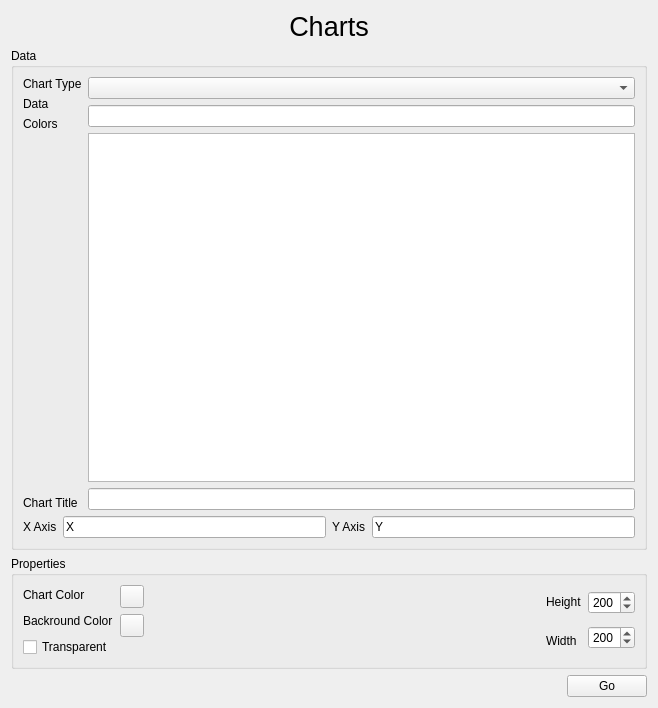
jose94752/ClipEdit, file sources/Forms/formcharts.ui: the form before one commit.
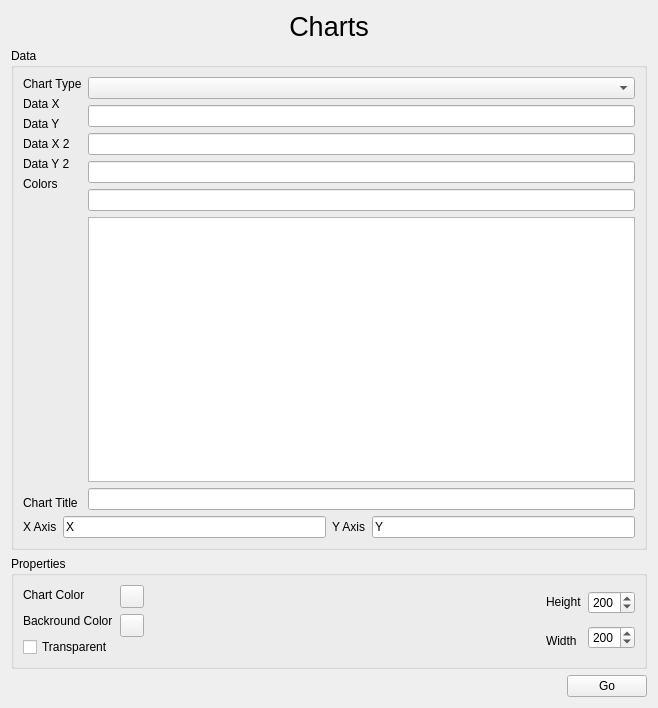
The form after the commit. Custom widgets are drawn as their Qt base class.

Diff of the .ui file:
```diff
--- a/sources/Forms/formcharts.ui
+++ b/sources/Forms/formcharts.ui
@@ -59,7 +59,28 @@
               <item>
                <widget class="QLabel" name="label_2">
                 <property name="text">
-                 <string>Data</string>
+                 <string>Data X</string>
+                </property>
+               </widget>
+              </item>
+              <item>
+               <widget class="QLabel" name="label_8">
+                <property name="text">
+                 <string>Data Y</string>
+                </property>
+               </widget>
+              </item>
+              <item>
+               <widget class="QLabel" name="label_9">
+                <property name="text">
+                 <string>Data X 2 </string>
+                </property>
+               </widget>
+              </item>
+              <item>
+               <widget class="QLabel" name="label_14">
+                <property name="text">
+                 <string>Data Y 2</string>
                 </property>
                </widget>
               </item>
@@ -100,6 +121,15 @@
               <item>
                <widget class="QLineEdit" name="qData"/>
               </item>
+              <item>
+               <widget class="QLineEdit" name="qDataY"/>
+              </item>
+              <item>
+               <widget class="QLineEdit" name="qDataX2"/>
+              </item>
+              <item>
+               <widget class="QLineEdit" name="qDataY2"/>
+              </item>
               <item>
                <widget class="QTableView" name="gGraphColors"/>
               </item>
```
